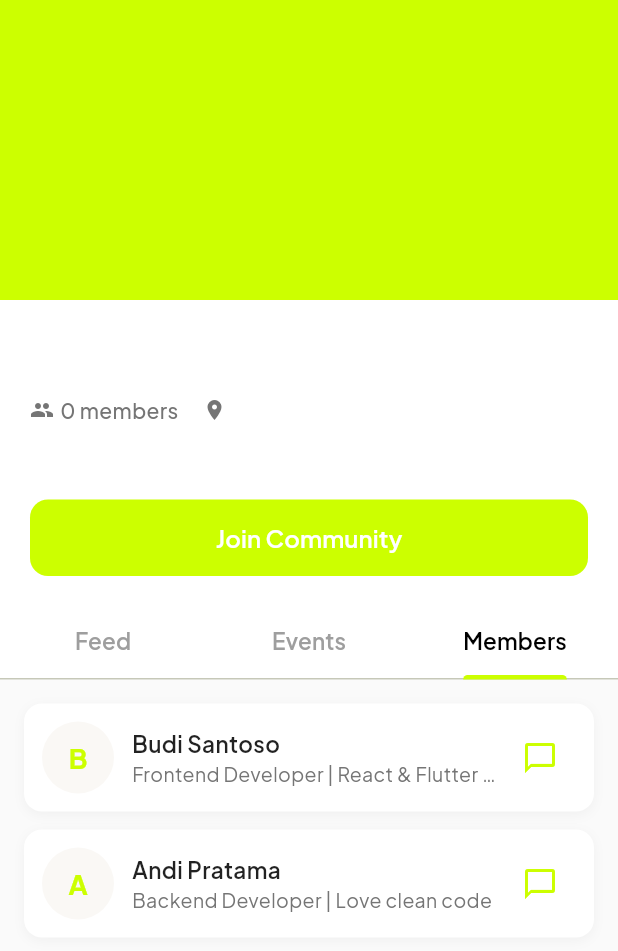
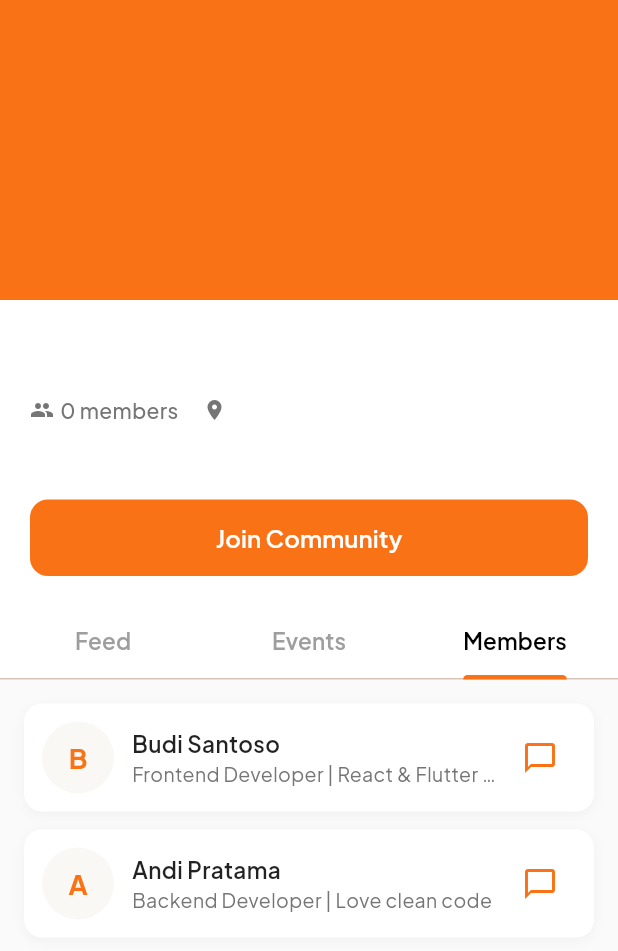
Before and after one commit to muh-hilmi/anigmaa, a Flutter app: the CommunityDetailScreen screen opened directly with empty values, tab 3 chosen, on a phone screen of 412 x 824 dp. Shown: the top 951 px of the screen. Run offline on Flutter 3.47's test engine with Material 3 defaults, Android fonts, the phone set to English and light mode, and no system bars; our stand-ins replace cached_network_image, dartz, dio, equatable, fl_chart, flutter_bloc and 12 more; accounts and stored records are empty; network calls fail.

Commit message:
feat: ganti skema warna dari neon hijau ke orange
- Primary color: #F97316 (orange energetic)
- Secondary color: #1E40AF (deep blue untuk kontras)
- Background: warm tones (#FAFAF9, #FFF7ED)
- Update semua komponen UI dengan warna baru

```diff
--- a/lib/presentation/pages/community/community_detail_screen.dart
+++ b/lib/presentation/pages/community/community_detail_screen.dart
@@ -194,7 +194,7 @@ class _CommunityDetailScreenState extends State<CommunityDetailScreen>
                 controller: _tabController,
                 labelColor: Colors.black,
                 unselectedLabelColor: Colors.grey,
-                indicatorColor: const Color(0xFFCCFF00),
+                indicatorColor: const Color(0xFFF97316),
                 indicatorWeight: 3,
                 labelStyle: const TextStyle(
                   fontSize: 15,
@@ -223,7 +223,7 @@ class _CommunityDetailScreenState extends State<CommunityDetailScreen>
       floatingActionButton: _isJoined
           ? FloatingActionButton.extended(
               onPressed: _showCreatePostDialog,
-              backgroundColor: const Color(0xFFCCFF00),
+              backgroundColor: const Color(0xFFF97316),
               icon: const Icon(Icons.add, color: Colors.white),
               label: const Text(
                 'Post',
@@ -241,7 +241,7 @@ class _CommunityDetailScreenState extends State<CommunityDetailScreen>
     return SliverAppBar(
       expandedHeight: 200,
       pinned: true,
-      backgroundColor: const Color(0xFFCCFF00),
+      backgroundColor: const Color(0xFFF97316),
       flexibleSpace: FlexibleSpaceBar(
         background: Container(
           decoration: BoxDecoration(
@@ -249,8 +249,8 @@ class _CommunityDetailScreenState extends State<CommunityDetailScreen>
               begin: Alignment.topLeft,
               end: Alignment.bottomRight,
               colors: [
-                const Color(0xFFCCFF00),
-                const Color(0xFFCCFF00).withOpacity(0.8),
+                const Color(0xFFF97316),
+                const Color(0xFFF97316).withOpacity(0.8),
               ],
             ),
           ),
@@ -287,7 +287,7 @@ class _CommunityDetailScreenState extends State<CommunityDetailScreen>
               if (widget.community.isVerified)
                 const Icon(
                   Icons.verified,
-                  color: Color(0xFFCCFF00),
+                  color: Color(0xFFF97316),
                   size: 24,
                 ),
             ],
@@ -339,7 +339,7 @@ class _CommunityDetailScreenState extends State<CommunityDetailScreen>
               style: ElevatedButton.styleFrom(
                 backgroundColor: _isJoined
                     ? Colors.grey[200]
-                    : const Color(0xFFCCFF00),
+                    : const Color(0xFFF97316),
                 foregroundColor: _isJoined ? Colors.black87 : Colors.white,
                 elevation: 0,
                 padding: const EdgeInsets.symmetric(vertical: 14),
@@ -467,7 +467,7 @@ class _CommunityDetailScreenState extends State<CommunityDetailScreen>
                     style: const TextStyle(
                       fontSize: 16,
                       fontWeight: FontWeight.w700,
-                      color: Color(0xFFCCFF00),
+                      color: Color(0xFFF97316),
                     ),
                   ),
                 ),
@@ -572,7 +572,7 @@ class _CommunityDetailScreenState extends State<CommunityDetailScreen>
           color: const Color(0xFFF5F5F5),
           borderRadius: BorderRadius.circular(12),
           border: Border.all(
-            color: const Color(0xFFCCFF00).withOpacity(0.3),
+            color: const Color(0xFFF97316).withOpacity(0.3),
             width: 1.5,
           ),
         ),
@@ -584,7 +584,7 @@ class _CommunityDetailScreenState extends State<CommunityDetailScreen>
                 Container(
                   padding: const EdgeInsets.symmetric(horizontal: 8, vertical: 4),
                   decoration: BoxDecoration(
-                    color: const Color(0xFFCCFF00),
+                    color: const Color(0xFFF97316),
                     borderRadius: BorderRadius.circular(6),
                   ),
                   child: const Text(
@@ -825,7 +825,7 @@ class _CommunityDetailScreenState extends State<CommunityDetailScreen>
                   Container(
                     padding: const EdgeInsets.symmetric(horizontal: 10, vertical: 4),
                     decoration: BoxDecoration(
-                      color: const Color(0xFFCCFF00),
+                      color: const Color(0xFFF97316),
                       borderRadius: BorderRadius.circular(8),
                     ),
                     child: const Text(
@@ -897,7 +897,7 @@ class _CommunityDetailScreenState extends State<CommunityDetailScreen>
                 style: const TextStyle(
                   fontSize: 18,
                   fontWeight: FontWeight.w700,
-                  color: Color(0xFFCCFF00),
+                  color: Color(0xFFF97316),
                 ),
               ),
             ),
@@ -932,7 +932,7 @@ class _CommunityDetailScreenState extends State<CommunityDetailScreen>
                 // Message member
               },
               icon: const Icon(Icons.chat_bubble_outline),
-              color: const Color(0xFFCCFF00),
+              color: const Color(0xFFF97316),
             ),
           ],
         ),
@@ -992,12 +992,12 @@ class _CommunityDetailScreenState extends State<CommunityDetailScreen>
                     ScaffoldMessenger.of(context).showSnackBar(
                       const SnackBar(
                         content: Text('Postingan berhasil dibuat!'),
-                        backgroundColor: Color(0xFFCCFF00),
+                        backgroundColor: Color(0xFFF97316),
                       ),
                     );
                   },
                   style: ElevatedButton.styleFrom(
-                    backgroundColor: const Color(0xFFCCFF00),
+                    backgroundColor: const Color(0xFFF97316),
                     padding: const EdgeInsets.symmetric(vertical: 14),
                     shape: RoundedRectangleBorder(
                       borderRadius: BorderRadius.circular(12),
```
Also changed, not shown: lib/core/constants/app_colors.dart (+14 -9 lines), lib/main.dart (+6 -6 lines).
